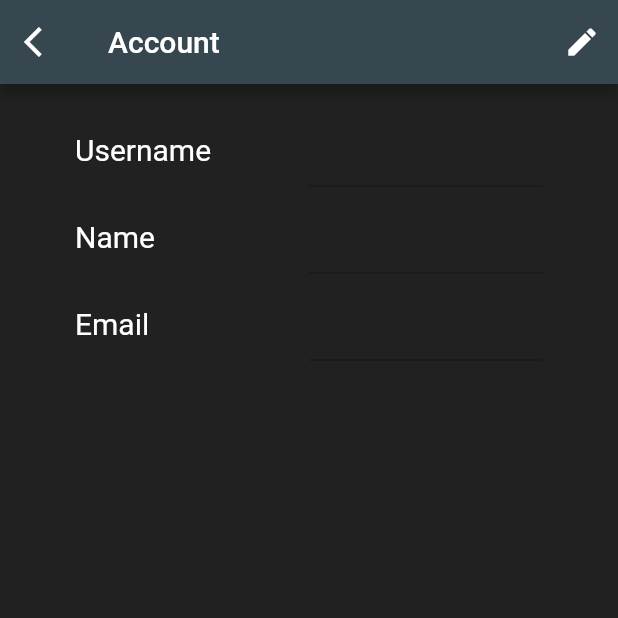
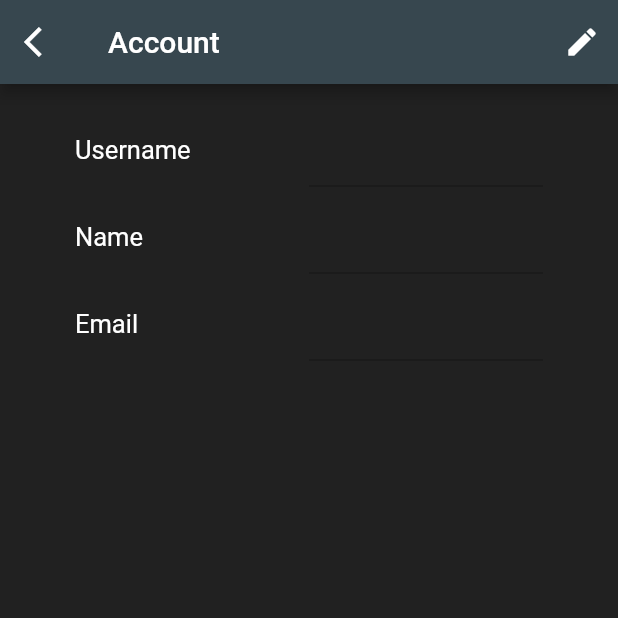
Before and after one commit to ValentinVignal/Nitwixt, a Flutter app: the Account screen opened directly, on a phone screen of 412 x 824 dp, the top half of it. Run offline on Flutter 3.47's test engine with Material 2 defaults, Android fonts, the phone set to English and light mode, and no system bars; our stand-ins replace cloud_firestore, firebase_auth, firebase_messaging, flutter_local_notifications, flutter_spinkit, fluttertoast and 3 more; missing offline and left inert: flutter_facebook_login, flutter_password_strength; accounts and stored records are empty.

Commit message:
Reduce size text in chat info

```diff
--- a/lib/screens/chat/chat_info.dart
+++ b/lib/screens/chat/chat_info.dart
@@ -127,7 +127,7 @@ class _ChatInfo extends State<ChatInfo> {
               child: ListView(
                 scrollDirection: Axis.vertical,
                 shrinkWrap: true,
-                padding: EdgeInsets.symmetric(vertical: 20.0, horizontal: 50.0),
+                padding: EdgeInsets.symmetric(vertical: 20.0, horizontal: 30.0),
                 children: <Widget>[
                   error.isEmpty
                       ? SizedBox(
--- a/lib/widgets/froms/text_info.dart
+++ b/lib/widgets/froms/text_info.dart
@@ -19,7 +19,7 @@ class TextInfo extends StatelessWidget {
     this.title,
     this.value,
     this.mode = TextInfoMode.show,
-    this.fontSize = 20.0,
+    this.fontSize = 17.0,
     this.onChanged,
     this.validator,
     this.controller,
```
